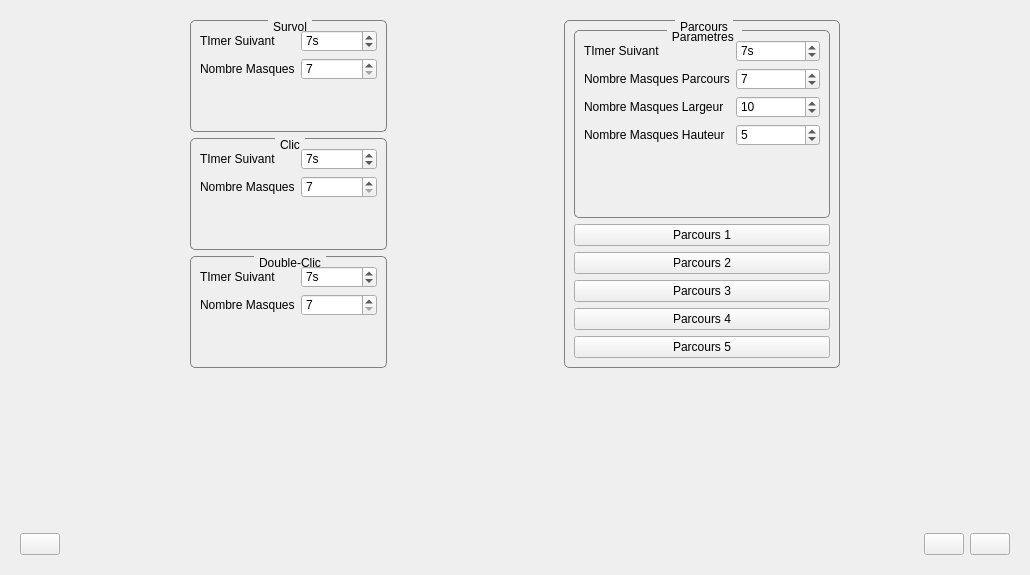
First picture: the form in editeur.ui, repository Txikilinux/leterrier-mulot, before the edit.
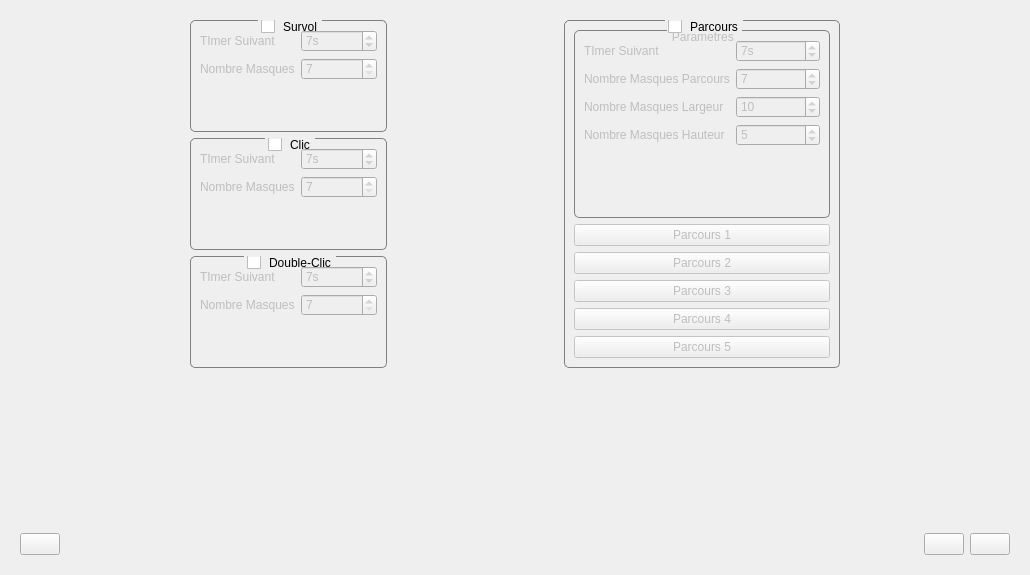
Second picture: the form after the edit. Icons and pictures are not drawn. Custom widgets are drawn as their Qt base class.

What changed in the file:
```diff
--- a/editeur.ui
+++ b/editeur.ui
@@ -307,6 +307,12 @@
            <property name="title">
             <string>Survol</string>
            </property>
+           <property name="checkable">
+            <bool>true</bool>
+           </property>
+           <property name="checked">
+            <bool>false</bool>
+           </property>
            <layout class="QGridLayout" name="gridLayout_5">
             <item row="0" column="0">
              <layout class="QFormLayout" name="formLayoutSurvol">
@@ -375,6 +381,12 @@
            <property name="title">
             <string>Clic</string>
            </property>
+           <property name="checkable">
+            <bool>true</bool>
+           </property>
+           <property name="checked">
+            <bool>false</bool>
+           </property>
            <layout class="QGridLayout" name="gridLayout_4">
             <item row="0" column="0">
              <layout class="QFormLayout" name="formLayoutClic">
@@ -449,6 +461,12 @@
            <property name="title">
             <string>Double-Clic</string>
            </property>
+           <property name="checkable">
+            <bool>true</bool>
+           </property>
+           <property name="checked">
+            <bool>false</bool>
+           </property>
            <layout class="QGridLayout" name="gridLayout_3">
             <item row="0" column="0">
              <layout class="QFormLayout" name="formLayoutDoubleClic">
@@ -531,6 +549,12 @@
            <property name="title">
             <string>Parcours</string>
            </property>
+           <property name="checkable">
+            <bool>true</bool>
+           </property>
+           <property name="checked">
+            <bool>false</bool>
+           </property>
            <layout class="QGridLayout" name="gridLayout_12">
             <item row="0" column="0">
              <widget class="QGroupBox" name="groupBoxParamParcours">
```
Left out of the diff: 4 changed lines with no effect on the pictures.
